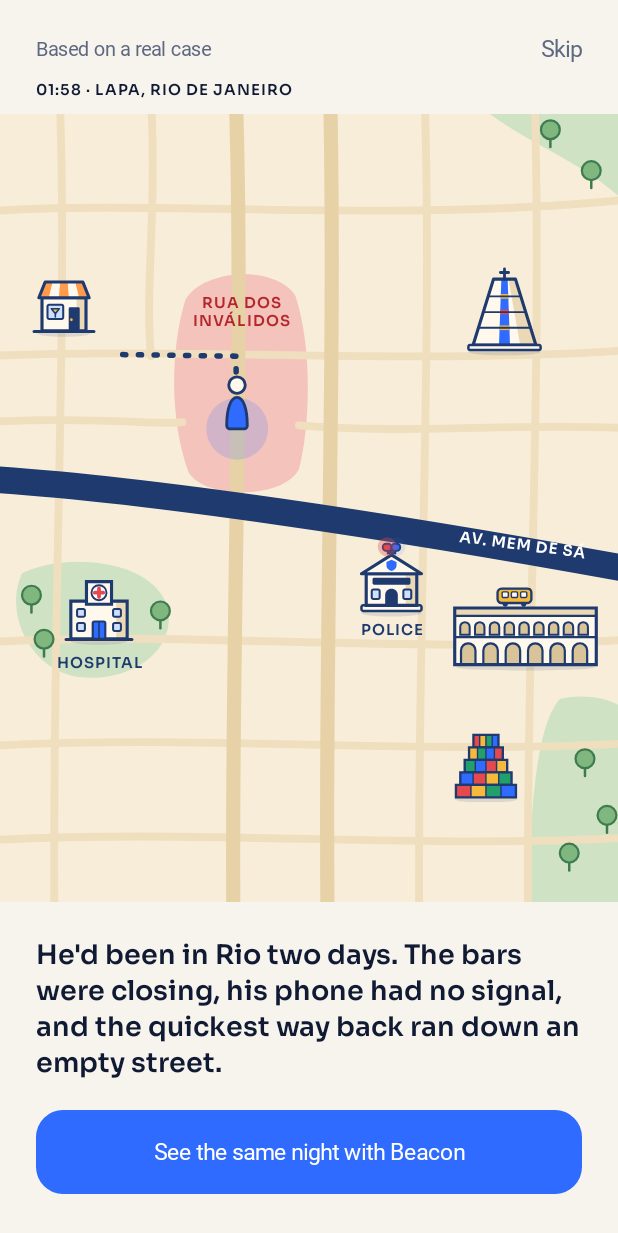
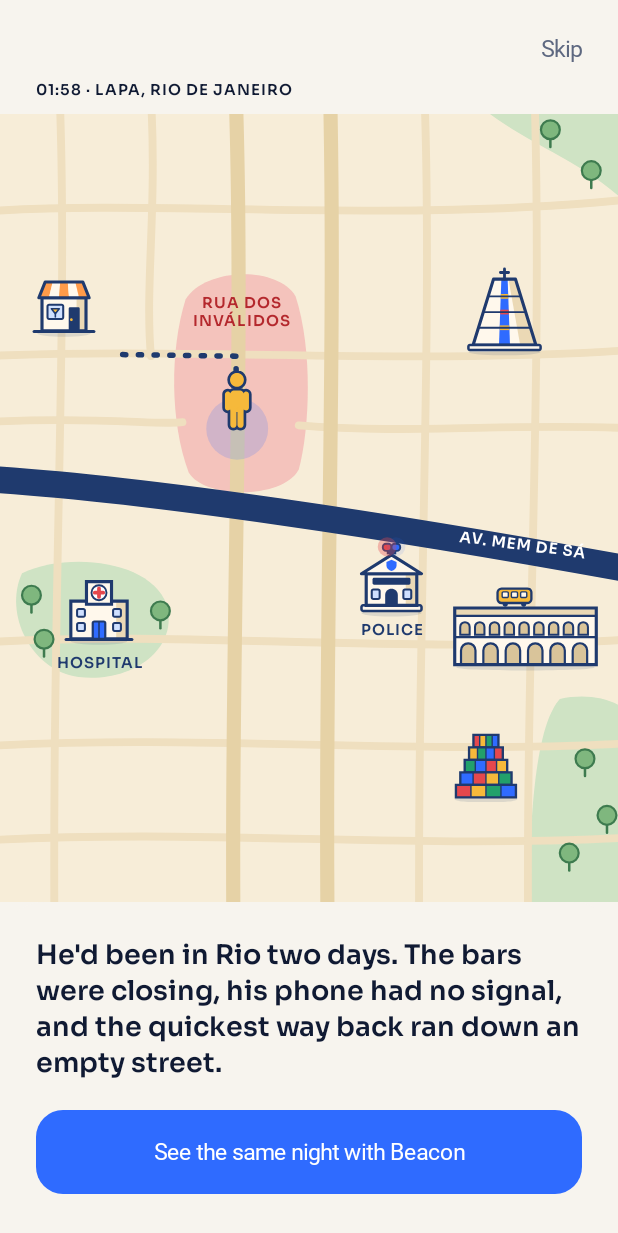
Before and after one commit to DavidFrumgarzts/homeward, an Android app built with Jetpack Compose: the composable StoryStep shown on its own in the app's theme, on a phone screen of 412 x 824 dp. Shown: the top 1233 px of the screen. Run offline under Robolectric (Android 15) with nearby library versions, the phone set to English and light mode, and no system bars; Roboto replaces fonts that are not available here.

Commit message:
Yellow stick figure on the map; drop 'Based on a real case' line
- The 'you are here' figure is now a yellow outlined stick figure
  (docs/design/landmarks/make_landmarks.py regenerates the SVG and drawable).
- Opening story: remove the 'Based on a real case' line from the first screen.
- Demo page: updated story and Home screens.

Co-Authored-By: Claude <noreply@anthropic.com>

```diff
--- a/app/src/main/java/app/homeward/features/lapamap/LapaIllustratedMap.kt
+++ b/app/src/main/java/app/homeward/features/lapamap/LapaIllustratedMap.kt
@@ -99,7 +99,7 @@ fun LapaIllustratedMap(
         )
 
         // You: the person stands with their feet on the spot.
-        person?.let { Landmark(unit, R.drawable.landmark_person, "You are here", x = it.x - 12f, y = it.y - 35f, w = 24, h = 36) }
+        person?.let { Landmark(unit, R.drawable.landmark_person, "You are here", x = it.x - 12f, y = it.y - 37f, w = 24, h = 38) }
     }
 }
 
--- a/app/src/main/java/app/homeward/features/onboarding/StoryStep.kt
+++ b/app/src/main/java/app/homeward/features/onboarding/StoryStep.kt
@@ -29,7 +29,7 @@ fun StoryStep(onNext: () -> Unit) {
 
     Column(Modifier.fillMaxSize().background(HomewardColors.Background).systemBarsPadding()) {
         Row(Modifier.fillMaxWidth().padding(start = 24.dp, end = 12.dp, top = 12.dp), horizontalArrangement = Arrangement.SpaceBetween, verticalAlignment = Alignment.CenterVertically) {
-            Text(if (withBeacon) "The same night, with Beacon" else "Based on a real case", style = HomewardType.Small)
+            Text(if (withBeacon) "The same night, with Beacon" else "", style = HomewardType.Small)
             Text("Skip", style = HomewardType.Label, color = HomewardColors.TextMuted, modifier = Modifier.clickable(onClick = onNext).padding(12.dp))
         }
         Text(
--- a/app/src/main/res/drawable/landmark_person.xml
+++ b/app/src/main/res/drawable/landmark_person.xml
@@ -1,6 +1,16 @@
-<!-- "You are here": a minimal person. Made by docs/design/landmarks/make_landmarks.py: edit there, not here. -->
+<!-- "You are here": a yellow outlined stick figure. Made by docs/design/landmarks/make_landmarks.py: edit there, not here. -->
 <vector xmlns:android="http://schemas.android.com/apk/res/android"
-    android:width="24dp" android:height="36dp" android:viewportWidth="24" android:viewportHeight="36">
-    <path android:pathData="M5.5,32.5 C5.5,22 8,14.8 12,14.8 C16,14.8 18.5,22 18.5,32.5 a2.2,2.2 0 0 1 -2.2,2.2 h-8.6 a2.2,2.2 0 0 1 -2.2,-2.2 z" android:fillColor="#2F6BFF" android:strokeColor="#1F3A6E" android:strokeWidth="1.8" android:strokeLineJoin="round"/>
-    <path android:pathData="M6.8,7.0a5.2,5.2 0 1 0 10.4,0a5.2,5.2 0 1 0 -10.4,0z" android:fillColor="#FFF8EC" android:strokeColor="#1F3A6E" android:strokeWidth="1.8"/>
+    android:width="24dp" android:height="38dp" android:viewportWidth="24" android:viewportHeight="38">
+    <path android:pathData="M7.6,5.6a4.4,4.4 0 1 0 8.8,0a4.4,4.4 0 1 0 -8.8,0z" android:fillColor="#1F3A6E" android:strokeColor="#1F3A6E" android:strokeWidth="3.4" android:strokeLineJoin="round"/>
+    <path android:pathData="M6.2,13.0h0.0a1.8,1.8 0 0 1 1.8,1.8v8.4a1.8,1.8 0 0 1 -1.8,1.8h-0.0a1.8,1.8 0 0 1 -1.8,-1.8v-8.4a1.8,1.8 0 0 1 1.8,-1.8z" android:fillColor="#1F3A6E" android:strokeColor="#1F3A6E" android:strokeWidth="3.4" android:strokeLineJoin="round"/>
+    <path android:pathData="M17.8,13.0h0.0a1.8,1.8 0 0 1 1.8,1.8v8.4a1.8,1.8 0 0 1 -1.8,1.8h-0.0a1.8,1.8 0 0 1 -1.8,-1.8v-8.4a1.8,1.8 0 0 1 1.8,-1.8z" android:fillColor="#1F3A6E" android:strokeColor="#1F3A6E" android:strokeWidth="3.4" android:strokeLineJoin="round"/>
+    <path android:pathData="M10.4,12.4h3.1999999999999993a3.0,3.0 0 0 1 3.0,3.0v7.6a3.0,3.0 0 0 1 -3.0,3.0h-3.1999999999999993a3.0,3.0 0 0 1 -3.0,-3.0v-7.6a3.0,3.0 0 0 1 3.0,-3.0z" android:fillColor="#1F3A6E" android:strokeColor="#1F3A6E" android:strokeWidth="3.4" android:strokeLineJoin="round"/>
+    <path android:pathData="M9.75,22.5h0.0a1.95,1.95 0 0 1 1.95,1.95v9.6a1.95,1.95 0 0 1 -1.95,1.95h-0.0a1.95,1.95 0 0 1 -1.95,-1.95v-9.6a1.95,1.95 0 0 1 1.95,-1.95z" android:fillColor="#1F3A6E" android:strokeColor="#1F3A6E" android:strokeWidth="3.4" android:strokeLineJoin="round"/>
+    <path android:pathData="M14.25,22.5h0.0a1.95,1.95 0 0 1 1.95,1.95v9.6a1.95,1.95 0 0 1 -1.95,1.95h-0.0a1.95,1.95 0 0 1 -1.95,-1.95v-9.6a1.95,1.95 0 0 1 1.95,-1.95z" android:fillColor="#1F3A6E" android:strokeColor="#1F3A6E" android:strokeWidth="3.4" android:strokeLineJoin="round"/>
+    <path android:pathData="M7.6,5.6a4.4,4.4 0 1 0 8.8,0a4.4,4.4 0 1 0 -8.8,0z" android:fillColor="#F6B93B"/>
+    <path android:pathData="M6.2,13.0h0.0a1.8,1.8 0 0 1 1.8,1.8v8.4a1.8,1.8 0 0 1 -1.8,1.8h-0.0a1.8,1.8 0 0 1 -1.8,-1.8v-8.4a1.8,1.8 0 0 1 1.8,-1.8z" android:fillColor="#F6B93B"/>
+    <path android:pathData="M17.8,13.0h0.0a1.8,1.8 0 0 1 1.8,1.8v8.4a1.8,1.8 0 0 1 -1.8,1.8h-0.0a1.8,1.8 0 0 1 -1.8,-1.8v-8.4a1.8,1.8 0 0 1 1.8,-1.8z" android:fillColor="#F6B93B"/>
+    <path android:pathData="M10.4,12.4h3.1999999999999993a3.0,3.0 0 0 1 3.0,3.0v7.6a3.0,3.0 0 0 1 -3.0,3.0h-3.1999999999999993a3.0,3.0 0 0 1 -3.0,-3.0v-7.6a3.0,3.0 0 0 1 3.0,-3.0z" android:fillColor="#F6B93B"/>
+    <path android:pathData="M9.75,22.5h0.0a1.95,1.95 0 0 1 1.95,1.95v9.6a1.95,1.95 0 0 1 -1.95,1.95h-0.0a1.95,1.95 0 0 1 -1.95,-1.95v-9.6a1.95,1.95 0 0 1 1.95,-1.95z" android:fillColor="#F6B93B"/>
+    <path android:pathData="M14.25,22.5h0.0a1.95,1.95 0 0 1 1.95,1.95v9.6a1.95,1.95 0 0 1 -1.95,1.95h-0.0a1.95,1.95 0 0 1 -1.95,-1.95v-9.6a1.95,1.95 0 0 1 1.95,-1.95z" android:fillColor="#F6B93B"/>
 </vector>
```
Also changed, not shown: 5 other files.
